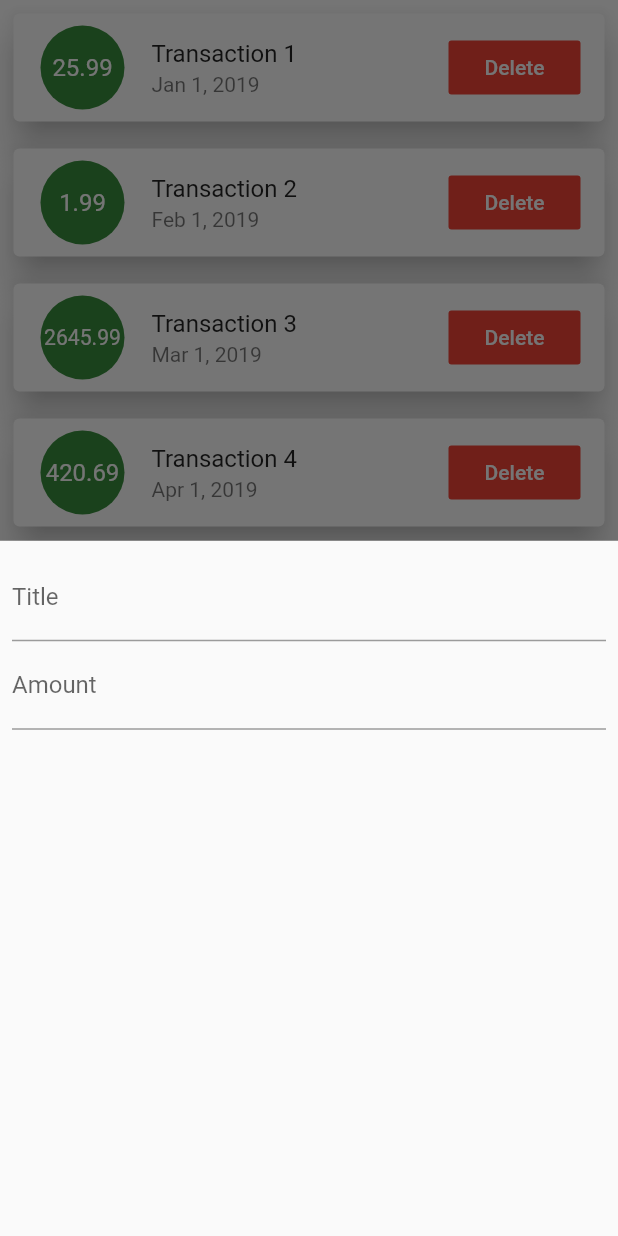
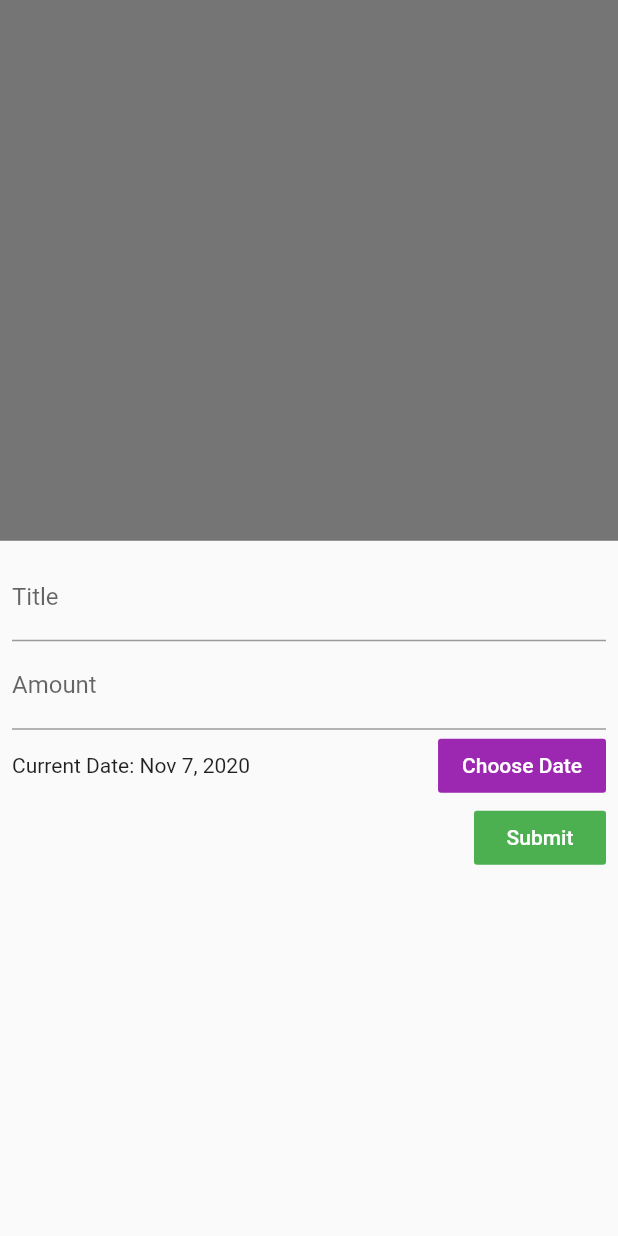
Before and after one commit to DevelopersGuild/flutter-expenses-app, a Flutter app: the screen it shows after launch, after a tap on the "add" icon, on a phone screen of 412 x 824 dp. Run offline on Flutter 3.47's test engine with Material 2 defaults, Android fonts, the phone set to English and light mode, and no system bars.

Commit message:
11/6/2020

```diff
--- a/flutter_expenses_app/lib/Data/transaction_data.dart
+++ b/flutter_expenses_app/lib/Data/transaction_data.dart
@@ -1,19 +1,7 @@
+
+import 'package:flutter/cupertino.dart';
 import 'package:flutter_expenses_app/Models/Transaction.dart';
 
-class TransactionData {
-  static final transactionData = [
-    Transaction(title: "Transaction 1", amount: 25.99, date: DateTime(2019, 1), id: "1"),
-    Transaction(title: "Transaction 2", amount: 1.99, date: DateTime(2019, 2), id: "2"),
-    Transaction(title: "Transaction 3", amount: 2645.99, date: DateTime(2019, 3), id: "3"),
-    Transaction(title: "Transaction 4", amount: 420.69, date: DateTime(2019, 4), id: "4"),
-    Transaction(title: "Transaction 5", amount: 22.29, date: DateTime(2019, 1), id: "5"),
-    Transaction(title: "Transaction 6", amount: 215.10, date: DateTime(2019, 5), id: "6"),
-    Transaction(title: "Transaction 7", amount: 0.01, date: DateTime(2019, 3), id: "7"),
-    Transaction(title: "Transaction 8", amount: 0.01, date: DateTime(2019, 20), id: "8"),
-    Transaction(title: "Transaction 9", amount: 1.01, date: DateTime(2019, 12), id: "9"),
-    Transaction(title: "Transaction 10", amount: 313.01, date: DateTime(2019, 231), id: "10"),
-    Transaction(title: "Transaction 11", amount: 0.01, date: DateTime(2019, 99), id: "11"),
-    Transaction(title: "Transaction 12", amount: 2.02, date: DateTime(2019, 17), id: "12"),
-
-  ];
+class TransactionData with ChangeNotifier {
+  List<Transaction> transactionData = [];
 }
--- a/flutter_expenses_app/lib/Widgets/NewTransaction.dart
+++ b/flutter_expenses_app/lib/Widgets/NewTransaction.dart
@@ -1,4 +1,8 @@
 import 'package:flutter/material.dart';
+import 'package:flutter_expenses_app/Data/transaction_data.dart';
+import 'package:flutter_expenses_app/Models/Transaction.dart';
+import 'package:intl/intl.dart';
+import 'package:provider/provider.dart';
 
 class NewTransaction extends StatefulWidget {
   @override
@@ -9,9 +13,36 @@ class _NewTransactionState extends State<NewTransaction> {
   TextEditingController titleController = TextEditingController();
   TextEditingController amountController = TextEditingController();
 
+  DateTime selectedDate = DateTime.now();
+
+  void presentDatePicker(BuildContext context) async {
+    DateTime picked = await showDatePicker(
+        context: context,
+        firstDate: DateTime(2015, 1),
+        initialDate: selectedDate,
+        lastDate: DateTime.now());
+
+    setState(() {
+      if (picked != null) {
+        selectedDate = picked;
+      }
+    });
+  }
+
+  void submitData(BuildContext context) {
+    Provider.of<TransactionData>(context, listen: false).transactionData.add(Transaction(
+        title: titleController.text,
+        amount: double.parse(amountController.text),
+        date: selectedDate,
+        id: DateTime.now().toString()));
+
+    Provider.of<TransactionData>(context, listen: false).notifyListeners();
+
+    Navigator.of(context).pop();
+  }
+
   @override
   Widget build(BuildContext context) {
-
     return Container(
       child: Padding(
         padding: EdgeInsets.all(8),
@@ -26,6 +57,38 @@ class _NewTransactionState extends State<NewTransaction> {
               controller: amountController,
               keyboardType: TextInputType.number,
             ),
+            Row(
+              mainAxisAlignment: MainAxisAlignment.spaceBetween,
+              children: [
+                Text(
+                    "Current Date: ${DateFormat.yMMMd().format(selectedDate)}"),
+                FlatButton(
+                  color: Theme.of(context).primaryColor,
+                  onPressed: () {
+                    presentDatePicker(context);
+                  },
+                  child: Text(
+                    "Choose Date",
+                    style: Theme.of(context).textTheme.button,
+                  ),
+                ),
+              ],
+            ),
+            Row(
+              mainAxisAlignment: MainAxisAlignment.end,
+              children: [
+                FlatButton(
+                  onPressed: () {
+                    submitData(context);
+                  },
+                  child: Text(
+                    "Submit",
+                    style: Theme.of(context).textTheme.button,
+                  ),
+                  color: Colors.green,
+                ),
+              ],
+            )
           ],
         ),
       ),
--- a/flutter_expenses_app/lib/Widgets/TransactionList.dart
+++ b/flutter_expenses_app/lib/Widgets/TransactionList.dart
@@ -1,5 +1,6 @@
 import 'package:flutter/material.dart';
 import 'package:flutter_expenses_app/Models/Transaction.dart';
+import 'package:provider/provider.dart';
 import '../Widgets/TransactionItem.dart';
 import '../Data/transaction_data.dart';
 
@@ -8,11 +9,15 @@ class TransactionList extends StatelessWidget {
   Widget build(BuildContext context) {
     return Container(
       child: ListView.builder(
-        itemBuilder: (ctx, index) {
-          return TransactionItem(transaction: TransactionData.transactionData[index],);
-        },
-        itemCount: TransactionData.transactionData.length,
-      ),
+          itemBuilder: (ctx, index) {
+            return TransactionItem(
+              transaction: Provider.of<TransactionData>(context, listen: true)
+                  .transactionData[index],
+            );
+          },
+          itemCount: Provider.of<TransactionData>(context, listen: true)
+              .transactionData
+              .length),
     );
   }
 }
--- a/flutter_expenses_app/lib/main.dart
+++ b/flutter_expenses_app/lib/main.dart
@@ -1,5 +1,7 @@
 import 'package:flutter/material.dart';
+import 'package:flutter_expenses_app/Data/transaction_data.dart';
 import 'package:flutter_expenses_app/Widgets/NewTransaction.dart';
+import 'package:provider/provider.dart';
 import 'Widgets/TransactionList.dart';
 
 void main() {
@@ -10,13 +12,21 @@ class MyApp extends StatelessWidget {
   // This widget is the root of your application.
   @override
   Widget build(BuildContext context) {
-    return MaterialApp(
-      title: 'Flutter Expenses App',
-      theme: ThemeData(
-          errorColor: Colors.red,
-          primarySwatch: Colors.green,
-          textTheme: TextTheme(button: TextStyle(color: Colors.white))),
-      home: MyHomePage(),
+    return MultiProvider(
+      providers: [
+        ChangeNotifierProvider.value(
+          value: TransactionData(),
+        ),
+      ],
+      child: MaterialApp(
+        title: 'Flutter Expenses App',
+        theme: ThemeData(
+            errorColor: Colors.red,
+            primarySwatch: Colors.purple,
+            accentColor: Colors.yellow,
+            textTheme: TextTheme(button: TextStyle(color: Colors.white))),
+        home: MyHomePage(),
+      ),
     );
   }
 }
--- a/flutter_expenses_app/pubspec.yaml
+++ b/flutter_expenses_app/pubspec.yaml
@@ -24,6 +24,7 @@ dependencies:
   flutter:
     sdk: flutter
   intl: ^0.16.1
+  provider: ^4.3.2+2
 
 
   # The following adds the Cupertino Icons font to your application.
```
Also changed, not shown: flutter_expenses_app/lib/Widgets/TransactionItem.dart (+13 -3 lines), flutter_expenses_app/pubspec.lock.
